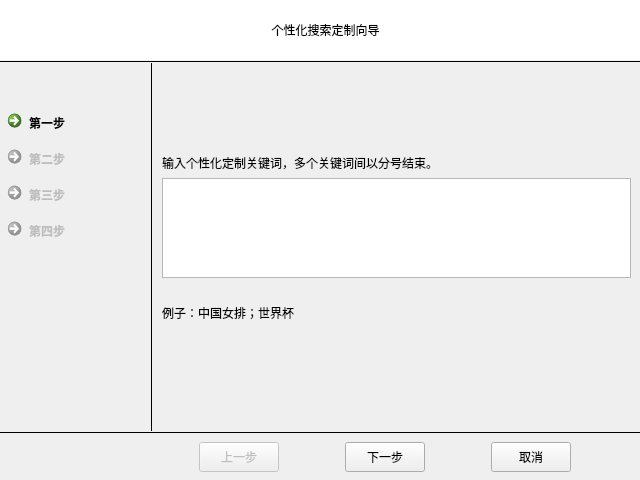
Qt form webwizardform.ui (RemnantCloude/FlyMessage) before a commit.
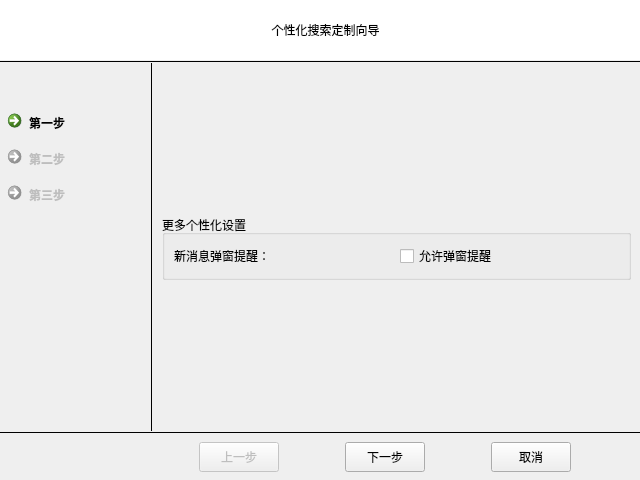
The same form after that commit. The open tabs and pages were chosen to show the change. Icons and pictures are not drawn.

Commit message:
删去了输入关键词部件
删去了输入关键词部件

Diff of the .ui file:
```diff
--- a/webwizardform.ui
+++ b/webwizardform.ui
@@ -255,22 +255,6 @@
          </property>
         </widget>
        </item>
-       <item>
-        <widget class="QCommandLinkButton" name="stepBtn4">
-         <property name="enabled">
-          <bool>false</bool>
-         </property>
-         <property name="maximumSize">
-          <size>
-           <width>150</width>
-           <height>16777215</height>
-          </size>
-         </property>
-         <property name="text">
-          <string>第四步</string>
-         </property>
-        </widget>
-       </item>
        <item>
         <spacer name="vSpacer">
          <property name="orientation">
@@ -494,127 +478,6 @@
         </layout>
        </widget>
        <widget class="QWidget" name="stepPage3">
-        <layout class="QVBoxLayout" name="verticalLayout_3">
-         <item>
-          <spacer name="p3VSpacer2">
-           <property name="orientation">
-            <enum>Qt::Vertical</enum>
-           </property>
-           <property name="sizeHint" stdset="0">
-            <size>
-             <width>20</width>
-             <height>47</height>
-            </size>
-           </property>
-          </spacer>
-         </item>
-         <item>
-          <widget class="QLabel" name="p3Label3">
-           <property name="styleSheet">
-            <string notr="true"/>
-           </property>
-           <property name="text">
-            <string>输入个性化定制关键词，多个关键词间以分号结束。</string>
-           </property>
-          </widget>
-         </item>
-         <item>
-          <widget class="QPlainTextEdit" name="plainTextEdit">
-           <property name="sizePolicy">
-            <sizepolicy hsizetype="Expanding" vsizetype="Preferred">
-             <horstretch>0</horstretch>
-             <verstretch>0</verstretch>
-            </sizepolicy>
-           </property>
-           <property name="maximumSize">
-            <size>
-             <width>16777215</width>
-             <height>100</height>
-            </size>
-           </property>
-           <property name="frameShape">
-            <enum>QFrame::StyledPanel</enum>
-           </property>
-           <property name="frameShadow">
-            <enum>QFrame::Sunken</enum>
-           </property>
-           <property name="verticalScrollBarPolicy">
-            <enum>Qt::ScrollBarAlwaysOff</enum>
-           </property>
-           <property name="horizontalScrollBarPolicy">
-            <enum>Qt::ScrollBarAlwaysOff</enum>
-           </property>
-           <property name="sizeAdjustPolicy">
-            <enum>QAbstractScrollArea::AdjustIgnored</enum>
-           </property>
-           <property name="lineWrapMode">
-            <enum>QPlainTextEdit::WidgetWidth</enum>
-           </property>
-           <property name="backgroundVisible">
-            <bool>false</bool>
-           </property>
-          </widget>
-         </item>
-         <item>
-          <spacer name="p3VSpacer3">
-           <property name="orientation">
-            <enum>Qt::Vertical</enum>
-           </property>
-           <property name="sizeType">
-            <enum>QSizePolicy::Preferred</enum>
-           </property>
-           <property name="sizeHint" stdset="0">
-            <size>
-             <width>20</width>
-             <height>20</height>
-            </size>
-           </property>
-          </spacer>
-         </item>
-         <item>
-          <widget class="QLabel" name="p3Label1">
-           <property name="sizePolicy">
-            <sizepolicy hsizetype="Preferred" vsizetype="Preferred">
-             <horstretch>0</horstretch>
-             <verstretch>0</verstretch>
-            </sizepolicy>
-           </property>
-           <property name="styleSheet">
-            <string notr="true"/>
-           </property>
-           <property name="frameShape">
-            <enum>QFrame::NoFrame</enum>
-           </property>
-           <property name="frameShadow">
-            <enum>QFrame::Plain</enum>
-           </property>
-           <property name="text">
-            <string>例子：中国女排；世界杯</string>
-           </property>
-           <property name="alignment">
-            <set>Qt::AlignLeading|Qt::AlignLeft|Qt::AlignVCenter</set>
-           </property>
-          </widget>
-         </item>
-         <item>
-          <spacer name="p3VSpacer1">
-           <property name="orientation">
-            <enum>Qt::Vertical</enum>
-           </property>
-           <property name="sizeType">
-            <enum>QSizePolicy::Preferred</enum>
-           </property>
-           <property name="sizeHint" stdset="0">
-            <size>
-             <width>20</width>
-             <height>100</height>
-            </size>
-           </property>
-          </spacer>
-         </item>
-        </layout>
-       </widget>
-       <widget class="QWidget" name="stepPage4">
         <layout class="QVBoxLayout" name="verticalLayout_4">
          <item>
           <spacer name="p4VSpacer1">
```
Left out of the diff: 3 changed lines with no effect on the pictures. The commit also changes 2 other files.
